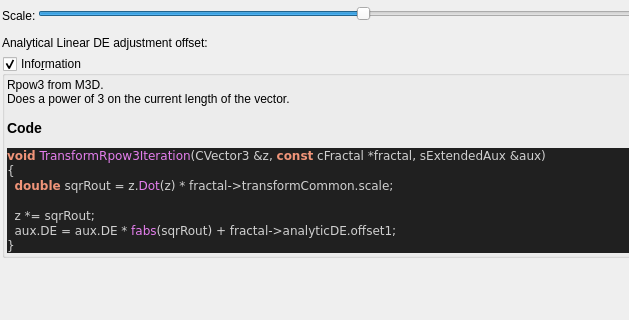
The window that mandelbulber2/qt_data/fractal_transf_rpow3.ui (buddhi1980/mandelbulber2) describes before a commit, drawn with Qt 5; both pictures show x 0 to 629 and y 0 to 320 of the 781 by 756 pixel window.
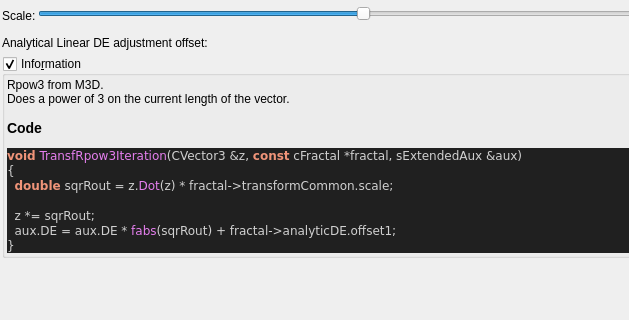
The same window after the commit. Custom widgets are drawn as their Qt base class.

Diff of the .ui file:
```diff
--- a/mandelbulber2/qt_data/fractal_transf_rpow3.ui
+++ b/mandelbulber2/qt_data/fractal_transf_rpow3.ui
@@ -165,7 +165,7 @@
 &lt;/table&gt;
 &lt;h3&gt;Code&lt;/h3&gt;
 &lt;body style=&quot;background-color:#202020&quot;&gt;
-&lt;pre style=&quot;color:#d0d0d0; background-color:#202020;  font-family:'Courier New',monospace;&quot;&gt;&lt;span style=&quot;color:#f09479; font-weight:bold&quot;&gt;void&lt;/span&gt; &lt;span style=&quot;color:#e47eed&quot;&gt;TransformRpow3Iteration&lt;/span&gt;&lt;span style=&quot;color:#d0d0d0&quot;&gt;(&lt;/span&gt;CVector3 &lt;span style=&quot;color:#d0d0d0&quot;&gt;&amp;amp;&lt;/span&gt;z&lt;span style=&quot;color:#d0d0d0&quot;&gt;,&lt;/span&gt; &lt;span style=&quot;color:#f09479; font-weight:bold&quot;&gt;const&lt;/span&gt; cFractal &lt;span style=&quot;color:#d0d0d0&quot;&gt;*&lt;/span&gt;fractal&lt;span style=&quot;color:#d0d0d0&quot;&gt;,&lt;/span&gt; sExtendedAux &lt;span style=&quot;color:#d0d0d0&quot;&gt;&amp;amp;&lt;/span&gt;aux&lt;span style=&quot;color:#d0d0d0&quot;&gt;)&lt;/span&gt;
+&lt;pre style=&quot;color:#d0d0d0; background-color:#202020;  font-family:'Courier New',monospace;&quot;&gt;&lt;span style=&quot;color:#f09479; font-weight:bold&quot;&gt;void&lt;/span&gt; &lt;span style=&quot;color:#e47eed&quot;&gt;TransfRpow3Iteration&lt;/span&gt;&lt;span style=&quot;color:#d0d0d0&quot;&gt;(&lt;/span&gt;CVector3 &lt;span style=&quot;color:#d0d0d0&quot;&gt;&amp;amp;&lt;/span&gt;z&lt;span style=&quot;color:#d0d0d0&quot;&gt;,&lt;/span&gt; &lt;span style=&quot;color:#f09479; font-weight:bold&quot;&gt;const&lt;/span&gt; cFractal &lt;span style=&quot;color:#d0d0d0&quot;&gt;*&lt;/span&gt;fractal&lt;span style=&quot;color:#d0d0d0&quot;&gt;,&lt;/span&gt; sExtendedAux &lt;span style=&quot;color:#d0d0d0&quot;&gt;&amp;amp;&lt;/span&gt;aux&lt;span style=&quot;color:#d0d0d0&quot;&gt;)&lt;/span&gt;
 &lt;span style=&quot;color:#d0d0d0&quot;&gt;{&lt;/span&gt;
   &lt;span style=&quot;color:#f09479; font-weight:bold&quot;&gt;double&lt;/span&gt; sqrRout &lt;span style=&quot;color:#d0d0d0&quot;&gt;=&lt;/span&gt; z&lt;span style=&quot;color:#d0d0d0&quot;&gt;.&lt;/span&gt;&lt;span style=&quot;color:#e47eed&quot;&gt;Dot&lt;/span&gt;&lt;span style=&quot;color:#d0d0d0&quot;&gt;(&lt;/span&gt;z&lt;span style=&quot;color:#d0d0d0&quot;&gt;) *&lt;/span&gt; fractal&lt;span style=&quot;color:#d0d0d0&quot;&gt;-&amp;gt;&lt;/span&gt;transformCommon&lt;span style=&quot;color:#d0d0d0&quot;&gt;.&lt;/span&gt;scale&lt;span style=&quot;color:#d0d0d0&quot;&gt;;&lt;/span&gt;
 
```
Left out of the diff: 4 changed lines with no effect on the pictures.
